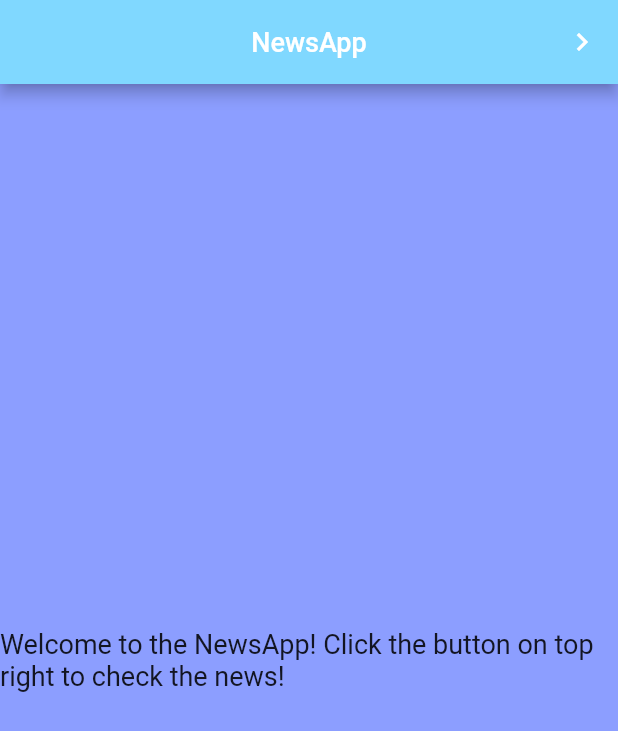
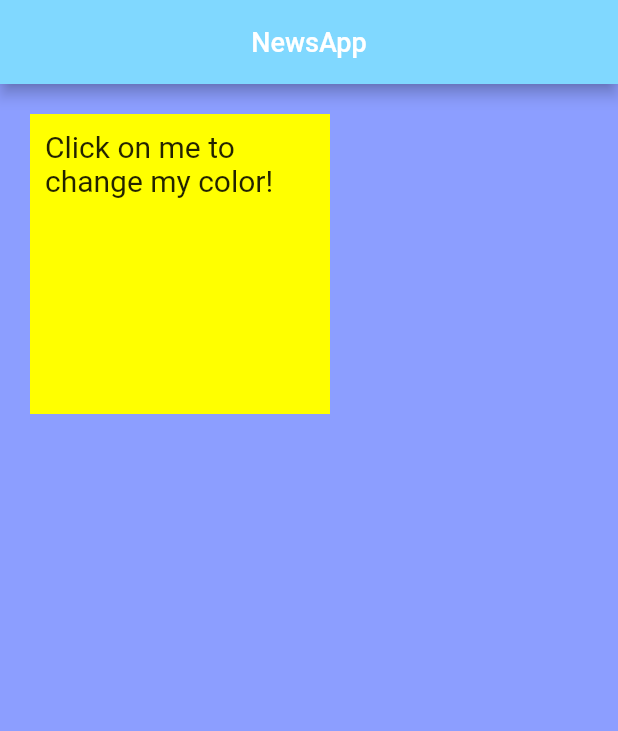
Before and after one commit to mubozk/FlutNews, a Flutter app: the screen it shows after launch, on a phone screen of 412 x 824 dp. Shown: the top 731 px of the screen. Run offline on Flutter 3.47's test engine with Material 2 defaults, Android fonts, the phone set to English and light mode, and no system bars.

Commit message:
Container button üstünde çalışmaya başladım
Bu butonu kullanarak diğer sayfaya geçmeyi henüz halledemedim, ama halletmeye çalışacağım.

```diff
--- a/flut_news/News Screen/lib/main.dart
+++ b/flut_news/News Screen/lib/main.dart
@@ -1,69 +1,49 @@
 import 'package:flutter/material.dart';
 
-void main() => runApp(const AppBarApp());
+void main() => runApp(const NewsApp());
 
-class AppBarApp extends StatelessWidget {
-  const AppBarApp({super.key});
+class NewsApp extends StatefulWidget {
+  const NewsApp({super.key});
+
+  @override
+  State<NewsApp> createState() => _NewsAppState();
+}
+
+class _NewsAppState extends State<NewsApp> {
+  var containerColor = Colors.yellowAccent;
 
   @override
   Widget build(BuildContext context) {
-    return const MaterialApp(
-      home: AppBarExample(),
-    );
-  }
-}
-
-class AppBarExample extends StatelessWidget {
-  const AppBarExample({super.key});
-
-  @override
-  Widget build(BuildContext context) {
-    return Scaffold(
+    return MaterialApp(
+        home: Scaffold(
             backgroundColor: Colors.indigoAccent[100],
             appBar: AppBar(
               title: const Text('NewsApp', style: TextStyle(fontSize: 18)),
               backgroundColor: Colors.lightBlueAccent[100],
               centerTitle: true,
-        actions: <Widget>[
-          IconButton(
-            icon: const Icon(Icons.navigate_next),
-            tooltip: 'Click to check the news!',
-            onPressed: () {
-              Navigator.push(context, MaterialPageRoute<void>(
-                builder: (BuildContext context) {
-                  return Scaffold(
-                    backgroundColor: Colors.indigoAccent[100],
-                    appBar: AppBar(
-                      title: const Text('Göçe Karşı Nobellik Örnek', style: TextStyle(fontSize: 18)),
-                      backgroundColor: Colors.lightBlueAccent[100],
-                      centerTitle: true,
             ),
-                    body: Container(
-                      alignment: Alignment.center,
-                        child: const Column(
-                          children: [
-                            Text(
-                              'Türk Kızılayı, Nobel Ödüllü "Mikro Kredi" projesinin bir benzerini Afganların yasadışı göçünü önlemek için hayata geçirdi.',
-                              style: TextStyle(fontSize: 18
-                              ),
-                            ),
-                            Image(image: AssetImage('assets/news_snippet.png')),
-                          ],
-                      ),
-                    ),
-                  );
+            body: InkWell(
+                onTap: () {
+                  setState(() {
+                    if (containerColor == Colors.yellowAccent) {
+                      containerColor = Colors.blueAccent;
+                    } else {
+                      containerColor = Colors.yellowAccent;
+                    }
+                  });
                 },
-              ));
-            },
-
-          ),
-        ],
-      ),
-      body: const Center(
-        child: Text(
-          'Welcome to the NewsApp! Click the button on top right to check the news!',
-          style: TextStyle(fontSize: 18),
-        ),
+                child: Container(
+                    color: containerColor,
+                    width: 200,
+                    height: 200,
+                    margin: const EdgeInsets.all(20),
+                    padding: const EdgeInsets.all(10),
+                    child: const Text(
+                      'Click on me to change my color!',
+                      style: TextStyle(fontSize: 20),
+                    )
+                )
+            )
         ),
     );
   }
```
Lines whose indentation alone changed are shown as unchanged.
